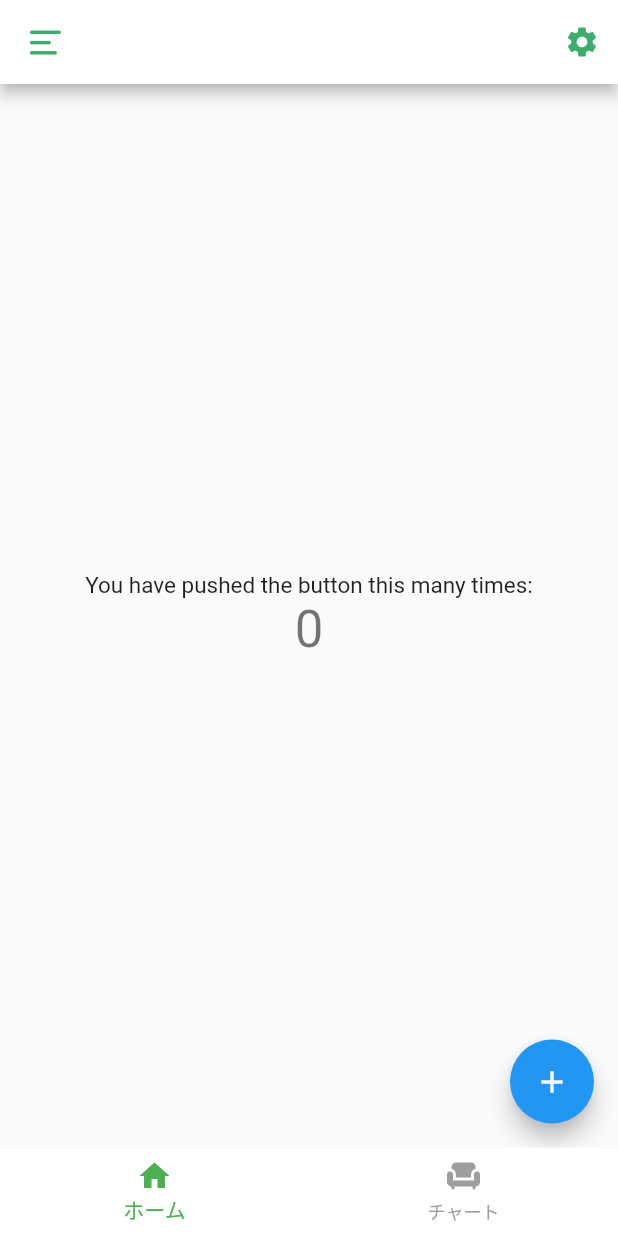
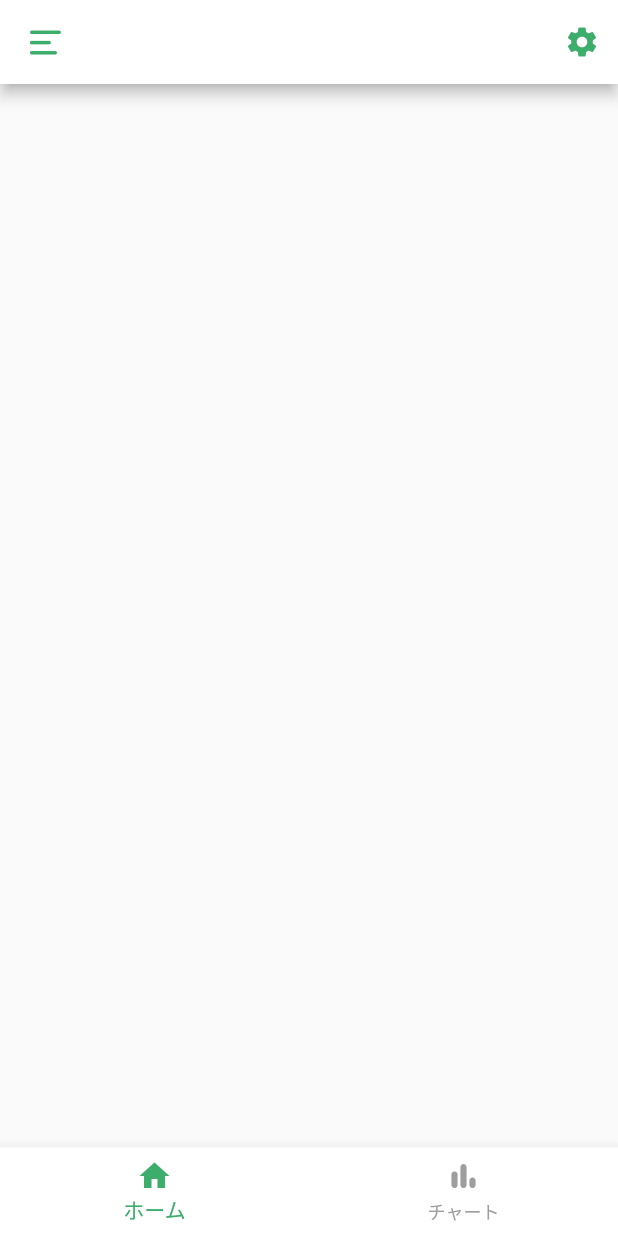
Before and after one commit to Yusuke-Suzuki-11/covid19-manager, a Flutter app: the screen it shows after launch, on a phone screen of 412 x 824 dp. Run offline on Flutter 3.47's test engine with Material 2 defaults, Android fonts, the phone set to English and light mode, and no system bars; our stand-ins replace flutter_riverpod, hexcolor.

Commit message:
微修正

```diff
--- a/lib/view/page/my_home_page.dart
+++ b/lib/view/page/my_home_page.dart
@@ -3,20 +3,12 @@ import 'package:covid19_manager/const/pallet.dart';
 import 'package:flutter/material.dart';
 
 class MyHomePage extends StatefulWidget {
-  const MyHomePage({Key? key, required this.title}) : super(key: key);
-  final String title;
+  const MyHomePage({Key? key}) : super(key: key);
   @override
   State<MyHomePage> createState() => _MyHomePageState();
 }
 
 class _MyHomePageState extends State<MyHomePage> {
-  int _counter = 0;
-
-  void _incrementCounter() {
-    setState(() {
-      _counter++;
-    });
-  }
 
   @override
   Widget build(BuildContext context) {
@@ -45,25 +37,7 @@ class _MyHomePageState extends State<MyHomePage> {
           )
         ],
       ),
-      body: Center(
-        child: Column(
-          mainAxisAlignment: MainAxisAlignment.center,
-          children: <Widget>[
-            const Text(
-              'You have pushed the button this many times:',
-            ),
-            Text(
-              '$_counter',
-              style: Theme.of(context).textTheme.headline4,
-            ),
-          ],
-        ),
-      ),
-      floatingActionButton: FloatingActionButton(
-        onPressed: _incrementCounter,
-        tooltip: 'Increment',
-        child: const Icon(Icons.add),
-      ), // This trailing comma makes auto-formatting nicer for build methods.
+      body: Center()
     );
   }
 }
--- a/lib/view/page/root_page.dart
+++ b/lib/view/page/root_page.dart
@@ -1,3 +1,4 @@
+import 'package:covid19_manager/const/pallet.dart';
 import 'package:covid19_manager/state/root_index_provider.dart';
 import 'package:covid19_manager/view/page/my_home_page.dart';
 import 'package:flutter/material.dart';
@@ -12,12 +13,8 @@ class RootPage extends ConsumerWidget {
       body: IndexedStack(
         index: ref.watch(rootIndexProvider),
         children: const <Widget>[
-          MyHomePage(
-            title: 'テストタイトル'
-          ),
-          MyHomePage(
-            title: '2ページ'
-          ),
+          MyHomePage(),
+          MyHomePage(),
         ],
       ),
       bottomNavigationBar: BottomNavigationBar(
@@ -27,13 +24,12 @@ class RootPage extends ConsumerWidget {
             label: 'ホーム'
           ),
           BottomNavigationBarItem(
-            icon: Icon(Icons.chair),
+            icon: Icon(Icons.bar_chart_rounded),
             label: 'チャート'
           )
         ],
         backgroundColor: Colors.white,
-        elevation: 0,
-        selectedItemColor: Colors.green,
+        selectedItemColor: Pallet.mainColor,
         unselectedItemColor: Colors.grey,
         showUnselectedLabels: true,
         currentIndex: ref.watch(rootIndexProvider),
```
